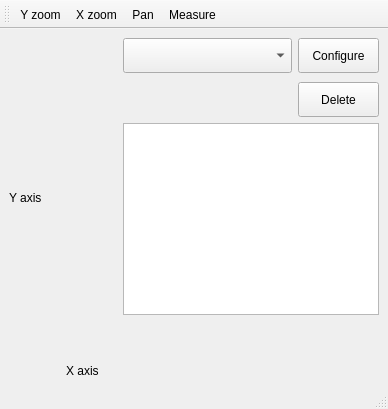
This is mainwindow.ui in whtuGitHub/qt-simple-plot as Qt 5 draws it before an edit. The edited form follows.
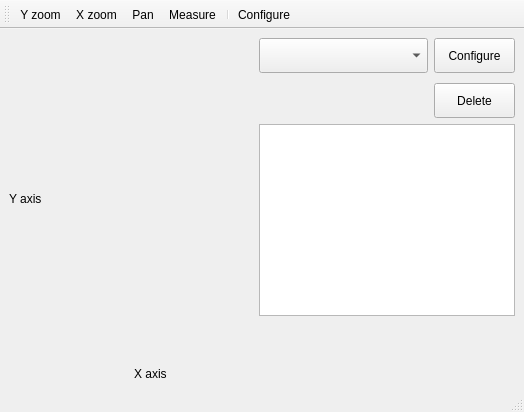
This is the edited form. Icons and pictures are not drawn.

```diff
--- a/mainwindow.ui
+++ b/mainwindow.ui
@@ -6,8 +6,8 @@
    <rect>
     <x>0</x>
     <y>0</y>
-    <width>388</width>
-    <height>409</height>
+    <width>524</width>
+    <height>412</height>
    </rect>
   </property>
   <property name="windowTitle">
@@ -34,6 +34,9 @@
         <property name="text">
          <string>X axis</string>
         </property>
+        <property name="textFormat">
+         <enum>Qt::RichText</enum>
+        </property>
        </widget>
       </item>
       <item row="0" column="0" rowspan="7">
@@ -171,6 +174,9 @@
    <property name="windowTitle">
     <string>toolBar</string>
    </property>
+   <property name="toolButtonStyle">
+    <enum>Qt::ToolButtonTextBesideIcon</enum>
+   </property>
    <attribute name="toolBarArea">
     <enum>TopToolBarArea</enum>
    </attribute>
@@ -181,6 +187,8 @@
    <addaction name="actionX_zoom"/>
    <addaction name="actionPan"/>
    <addaction name="actionMeasure"/>
+   <addaction name="separator"/>
+   <addaction name="actionConfigure"/>
   </widget>
   <action name="actionY_zoom">
    <property name="checkable">
@@ -214,6 +222,14 @@
     <string>Measure</string>
    </property>
   </action>
+  <action name="actionConfigure">
+   <property name="icon">
+    <iconset theme="configure"/>
+   </property>
+   <property name="text">
+    <string>Configure</string>
+   </property>
+  </action>
  </widget>
  <resources/>
  <connections/>
```
Left out of the diff: 14 changed lines with no effect on the pictures.
